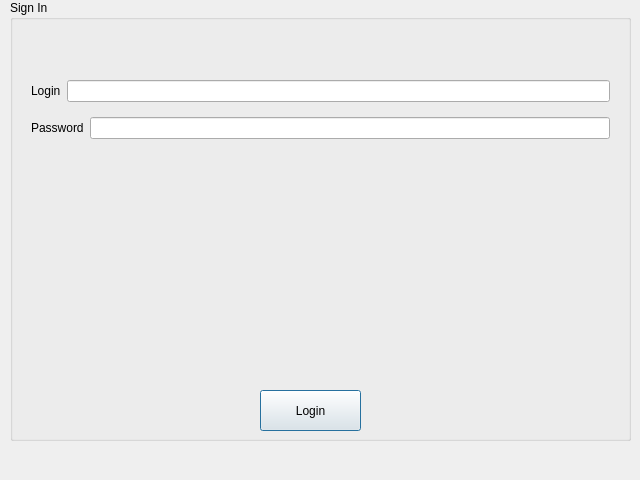
raquelrasia/tcc, file tcc_gui/tcc_gui/logindialog.ui: the form before one commit.
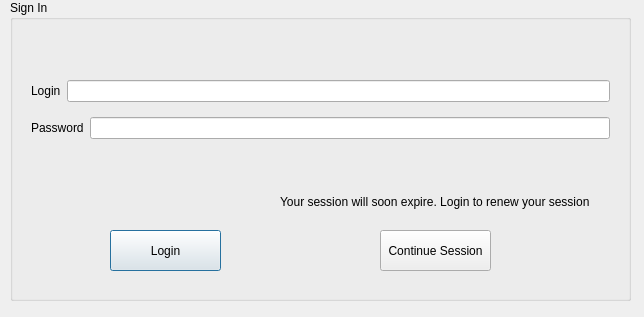
The form after the commit.

Commit message: #10: Adiciona botão a interface de login

The edit to the form file:
```diff
--- a/tcc_gui/tcc_gui/logindialog.ui
+++ b/tcc_gui/tcc_gui/logindialog.ui
@@ -6,8 +6,8 @@
    <rect>
     <x>0</x>
     <y>0</y>
-    <width>640</width>
-    <height>480</height>
+    <width>644</width>
+    <height>317</height>
    </rect>
   </property>
   <property name="windowTitle">
@@ -19,7 +19,7 @@
      <x>10</x>
      <y>0</y>
      <width>621</width>
-     <height>441</height>
+     <height>301</height>
     </rect>
    </property>
    <property name="title">
@@ -28,9 +28,9 @@
    <widget class="QPushButton" name="pushButton">
     <property name="geometry">
      <rect>
-      <x>250</x>
-      <y>390</y>
-      <width>101</width>
+      <x>100</x>
+      <y>230</y>
+      <width>111</width>
       <height>41</height>
      </rect>
     </property>
@@ -82,6 +82,32 @@
      </item>
     </layout>
    </widget>
+   <widget class="QPushButton" name="ContinueSession">
+    <property name="geometry">
+     <rect>
+      <x>370</x>
+      <y>230</y>
+      <width>111</width>
+      <height>41</height>
+     </rect>
+    </property>
+    <property name="text">
+     <string>Continue Session</string>
+    </property>
+   </widget>
+   <widget class="QLabel" name="expire_label">
+    <property name="geometry">
+     <rect>
+      <x>270</x>
+      <y>180</y>
+      <width>341</width>
+      <height>44</height>
+     </rect>
+    </property>
+    <property name="text">
+     <string>Your session will soon expire. Login to renew your session</string>
+    </property>
+   </widget>
   </widget>
  </widget>
  <layoutdefault spacing="6" margin="11"/>
```
